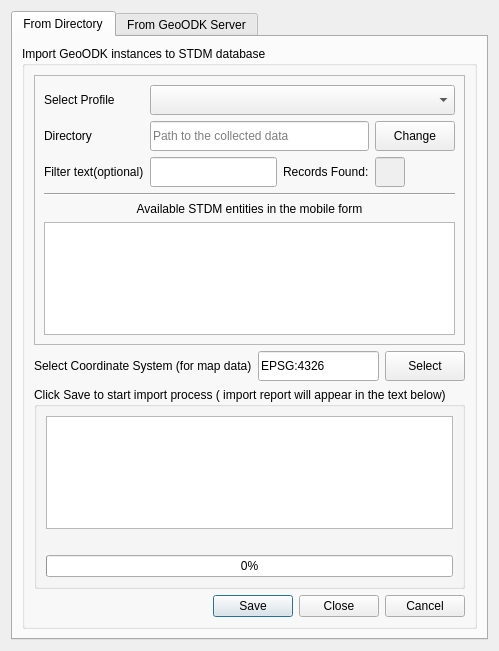
Above: ui/ui_geoodk_import.ui from gltn/stdm before the change. Below: the same form after it.
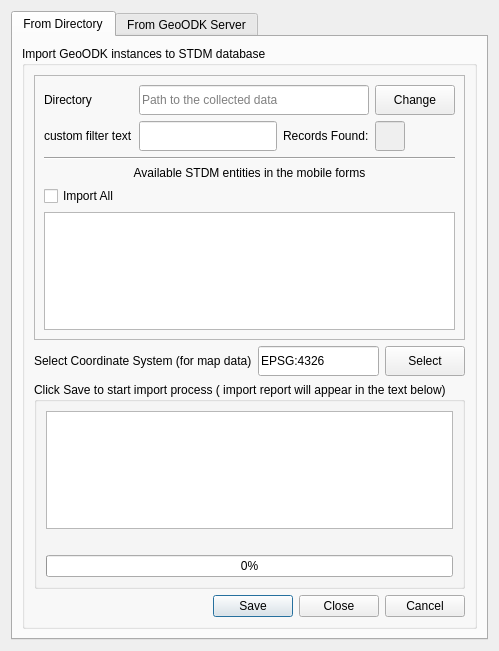
That is the form after the change.

Commit message: profile combo box removed, geoodk import and export ui updated

What changed in the file:
```diff
--- a/ui/ui_geoodk_import.ui
+++ b/ui/ui_geoodk_import.ui
@@ -58,17 +58,17 @@
              <string>Click Save to start import process ( import report will appear in the text below)</string>
             </property>
             <layout class="QGridLayout" name="gridLayout_5">
-             <item row="0" column="0">
-              <widget class="QTextEdit" name="txt_feedback"/>
-             </item>
-             <item row="1" column="0">
+             <item row="2" column="0">
               <widget class="QLabel" name="lbl_feedback">
                <property name="text">
                 <string/>
                </property>
               </widget>
              </item>
-             <item row="2" column="0">
+             <item row="1" column="0">
+              <widget class="QTextEdit" name="txt_feedback"/>
+             </item>
+             <item row="3" column="0">
               <widget class="QProgressBar" name="pgbar">
                <property name="value">
                 <number>0</number>
@@ -90,7 +90,7 @@
              <item row="2" column="0">
               <widget class="QLabel" name="label_4">
                <property name="text">
-                <string>Available STDM entities in the mobile form</string>
+                <string>Available STDM entities in the mobile forms</string>
                </property>
                <property name="alignment">
                 <set>Qt::AlignCenter</set>
@@ -108,7 +108,7 @@
               <layout class="QGridLayout" name="gridLayout_3">
                <item row="0" column="0" colspan="2">
                 <layout class="QGridLayout" name="gridLayout_2">
-                 <item row="3" column="1">
+                 <item row="2" column="1">
                   <widget class="QLineEdit" name="txt_filter">
                    <property name="minimumSize">
                     <size>
@@ -118,35 +118,28 @@
                    </property>
                   </widget>
                  </item>
-                 <item row="3" column="0">
+                 <item row="2" column="0">
                   <widget class="QLabel" name="label_14">
                    <property name="text">
-                    <string>Filter text(optional)</string>
+                    <string>custom filter text</string>
                    </property>
                   </widget>
                  </item>
                  <item row="0" column="0">
-                  <widget class="QLabel" name="label_3">
-                   <property name="text">
-                    <string>Select Profile</string>
-                   </property>
-                  </widget>
-                 </item>
-                 <item row="1" column="0">
                   <widget class="QLabel" name="label_2">
                    <property name="text">
                     <string>Directory</string>
                    </property>
                   </widget>
                  </item>
-                 <item row="3" column="2">
+                 <item row="2" column="2">
                   <widget class="QLabel" name="label">
                    <property name="text">
                     <string>Records Found:</string>
                    </property>
                   </widget>
                  </item>
-                 <item row="3" column="3">
+                 <item row="2" column="3">
                   <widget class="QLineEdit" name="txt_count">
                    <property name="enabled">
                     <bool>false</bool>
@@ -168,7 +161,7 @@
                    </property>
                   </widget>
                  </item>
-                 <item row="1" column="1" colspan="2">
+                 <item row="0" column="1" colspan="2">
                   <widget class="QLineEdit" name="txt_directory">
                    <property name="minimumSize">
                     <size>
@@ -190,17 +183,7 @@
                    </property>
                   </widget>
                  </item>
-                 <item row="0" column="1" colspan="3">
-                  <widget class="QComboBox" name="cbo_profile">
-                   <property name="minimumSize">
-                    <size>
-                     <width>0</width>
-                     <height>30</height>
-                    </size>
-                   </property>
-                  </widget>
-                 </item>
-                 <item row="1" column="3">
+                 <item row="0" column="3">
                   <widget class="QPushButton" name="btn_chang_dir">
                    <property name="minimumSize">
                     <size>
@@ -226,9 +209,16 @@
                </item>
               </layout>
              </item>
-             <item row="3" column="0">
+             <item row="4" column="0">
               <widget class="QListWidget" name="lst_widget"/>
              </item>
+             <item row="3" column="0">
+              <widget class="QCheckBox" name="chk_all">
+               <property name="text">
+                <string>Import All</string>
+               </property>
+              </widget>
+             </item>
             </layout>
            </widget>
           </item>
```
The commit also changes 8 other files.
